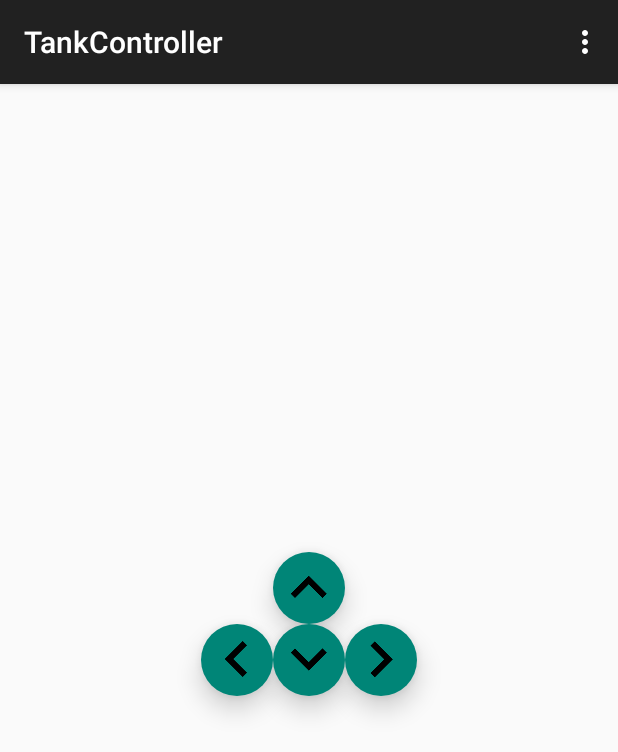
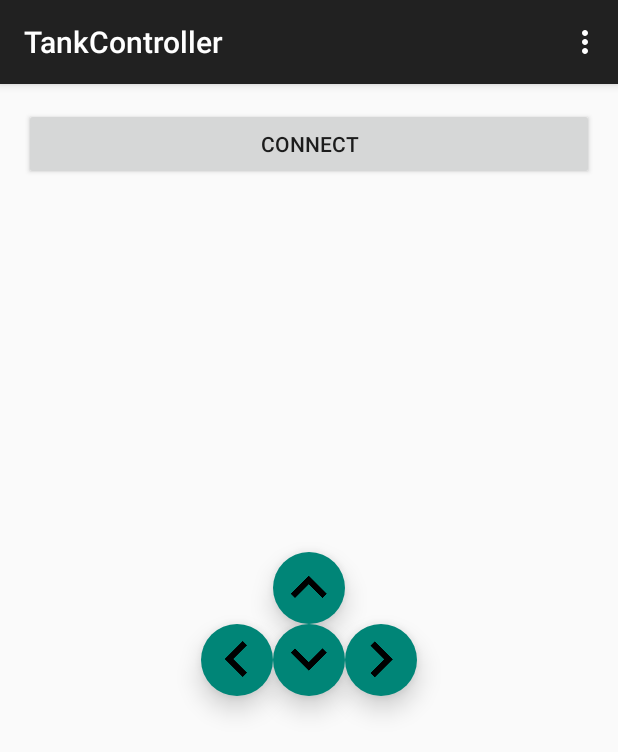
Before and after one commit to ShadZoth/TankController, an Android app: the screen it shows after launch (MainActivity), on a phone screen of 412 x 824 dp. Shown: the top 752 px of the screen. Run offline under Robolectric (Android 15) with nearby library versions, the phone set to English and light mode, and no system bars.

Commit message:
Connect button

```diff
--- a/app/src/main/res/layout/fragment_main.xml
+++ b/app/src/main/res/layout/fragment_main.xml
@@ -6,6 +6,15 @@
     android:paddingRight="@dimen/activity_horizontal_margin"
     android:paddingTop="@dimen/activity_vertical_margin"
     tools:context=".MainActivityFragment">
+
+    <Button
+        android:layout_width="match_parent"
+        android:layout_height="wrap_content"
+        android:text="@string/connect" />
+
+    <RelativeLayout
+        android:layout_width="match_parent"
+        android:layout_height="match_parent">
 
         <ImageButton
             android:id="@+id/down_button"
@@ -50,5 +59,6 @@
             android:elevation="10dp"
             android:src="@drawable/ic_keyboard_arrow_right_black_48dp"
             tools:ignore="ContentDescription,RtlHardcoded,UnusedAttribute" />
+    </RelativeLayout>
 
 </RelativeLayout>
--- a/app/src/main/res/values/strings.xml
+++ b/app/src/main/res/values/strings.xml
@@ -11,4 +11,5 @@
     <string name="port_title">Port</string>
     <string name="port_summary">Port</string>
     <string name="pref_header_general">Settings</string>
+    <string name="connect">Connect</string>
 </resources>
```
Lines whose indentation alone changed are shown as unchanged.
